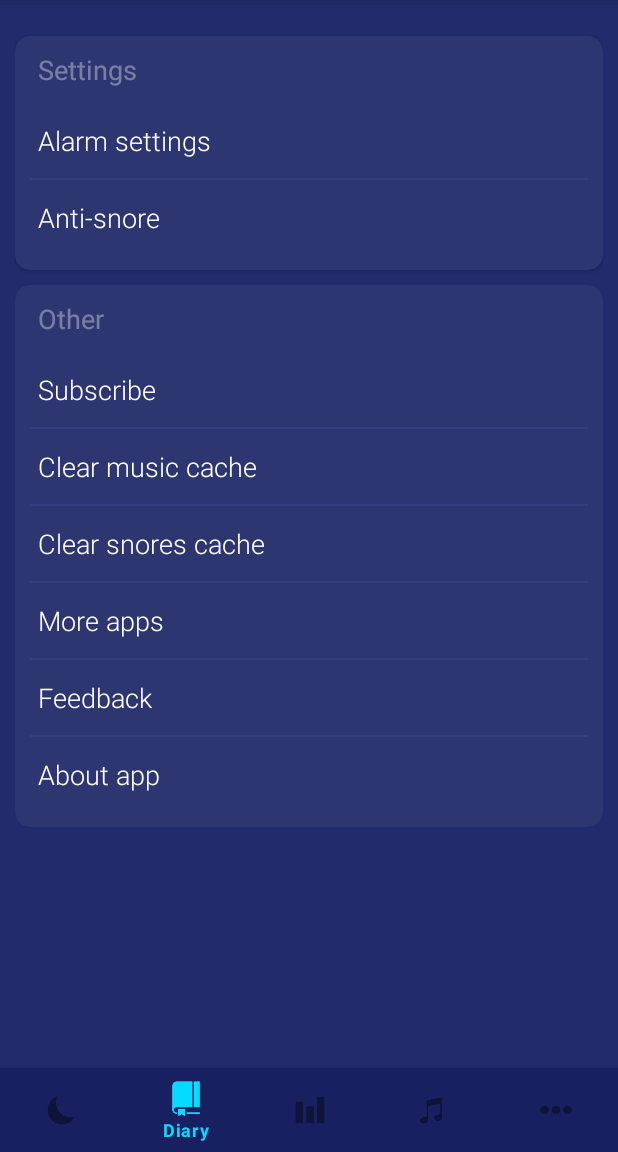
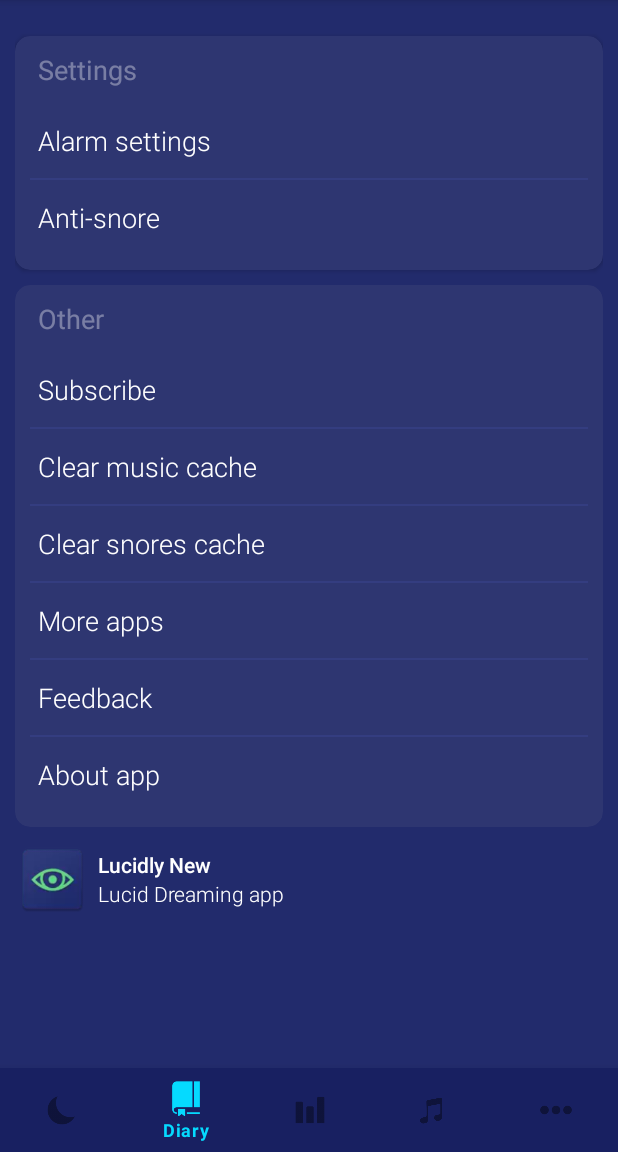
Before and after one commit to korvin432/Slimbo, an Android app: the fragment MoreFragment placed in its activity, item 2 of the bottom bar chosen, on a phone screen of 412 x 824 dp, the part 84-1236 px from its top. Run offline under Robolectric (Android 15) with nearby library versions, the phone set to English and light mode, and no system bars; our stand-ins replace navigation-ui; libraries missing offline, so code that uses them is left out: com.android.billingclient; 1 statement that could not run was skipped.

Commit message:
added ads

```diff
--- a/app/src/main/AndroidManifest.xml
+++ b/app/src/main/AndroidManifest.xml
@@ -20,6 +20,11 @@
         android:largeHeap="true"
         android:supportsRtl="true"
         android:theme="@style/AppTheme">
+
+        <meta-data
+            android:name="com.google.android.gms.ads.APPLICATION_ID"
+            android:value="ca-app-pub-2203627564530242~1286027283"/>
+
         <activity android:name=".ui.onboarding.OnboardingActivity"/>
         <activity android:name=".ui.subs.SubscribeActivity" android:screenOrientation="portrait" />
         <activity
--- a/app/src/main/java/com/mindyapps/asleep/MainActivity.kt
+++ b/app/src/main/java/com/mindyapps/asleep/MainActivity.kt
@@ -54,7 +54,9 @@ class MainActivity : AppCompatActivity(), SkuDetailsResponseListener {
             setupBottomNavigationBar()
         }
         if (sleepingStore.isWorking) {
-            startActivity(Intent(this, SleepingActivity::class.java))
+            val intent = Intent(this, SleepingActivity::class.java)
+            intent.putExtra("isSubscribed", subscribed)
+            startActivity(intent)
         }
 
         if (intent.getParcelableExtra<Recording>("recording") != null) {
--- a/app/src/main/res/layout/fragment_more.xml
+++ b/app/src/main/res/layout/fragment_more.xml
@@ -2,66 +2,66 @@
 <androidx.core.widget.NestedScrollView xmlns:android="http://schemas.android.com/apk/res/android"
     xmlns:app="http://schemas.android.com/apk/res-auto"
     xmlns:tools="http://schemas.android.com/tools"
-    android:background="@color/activity_bg"
     android:layout_width="match_parent"
     android:layout_height="match_parent"
+    android:background="@color/activity_bg"
     tools:context=".ui.more.MoreFragment">
 
     <LinearLayout
         android:layout_width="match_parent"
         android:layout_height="match_parent"
-        android:padding="10dp"
-        android:orientation="vertical">
+        android:orientation="vertical"
+        android:padding="10dp">
 
 
         <androidx.cardview.widget.CardView
             android:layout_width="match_parent"
             android:layout_height="wrap_content"
+            android:layout_marginTop="70dp"
             app:cardBackgroundColor="@color/card_bg"
-        android:layout_marginTop="70dp"
             app:cardCornerRadius="10dp">
 
             <LinearLayout
                 android:layout_width="match_parent"
+                android:layout_height="wrap_content"
                 android:orientation="vertical"
-            android:padding="10dp"
-            android:layout_height="wrap_content">
+                android:padding="10dp">
 
                 <TextView
                     android:layout_width="match_parent"
                     android:layout_height="wrap_content"
-                android:text="@string/settings"
                     android:layout_marginStart="5dp"
                     android:layout_marginBottom="10dp"
+                    android:text="@string/settings"
                     android:textColor="@color/colorLightHint"
-                android:textSize="18sp"/>
+                    android:textSize="18sp" />
 
                 <TextView
                     android:id="@+id/alarm_settings"
                     android:layout_width="match_parent"
                     android:layout_height="50dp"
+                    android:fontFamily="sans-serif-light"
+                    android:gravity="center_vertical"
                     android:padding="5dp"
-                android:gravity="center_vertical"
-                android:textSize="18sp"
-                android:fontFamily="sans-serif-light"
+                    android:text="@string/alarm_settings"
                     android:textColor="@color/colorWhiteText"
-                android:text="@string/alarm_settings" />
+                    android:textSize="18sp" />
 
                 <View
                     android:layout_width="match_parent"
                     android:layout_height="1dp"
-                android:background="@color/card_divider"/>
+                    android:background="@color/card_divider" />
 
                 <TextView
                     android:id="@+id/anti_snore"
                     android:layout_width="match_parent"
                     android:layout_height="50dp"
+                    android:fontFamily="sans-serif-light"
+                    android:gravity="center_vertical"
                     android:padding="5dp"
-                android:gravity="center_vertical"
-                android:textSize="18sp"
-                android:fontFamily="sans-serif-light"
+                    android:text="@string/anti_snore"
                     android:textColor="@color/colorWhiteText"
-                android:text="@string/anti_snore" />
+                    android:textSize="18sp" />
 
             </LinearLayout>
 
@@ -70,120 +70,172 @@
         <androidx.cardview.widget.CardView
             android:layout_width="match_parent"
             android:layout_height="wrap_content"
+            android:layout_marginTop="10dp"
             app:cardBackgroundColor="@color/card_bg"
-        android:layout_marginTop="10dp"
             app:cardCornerRadius="10dp">
 
             <LinearLayout
                 android:layout_width="match_parent"
+                android:layout_height="wrap_content"
                 android:orientation="vertical"
-            android:padding="10dp"
-            android:layout_height="wrap_content">
+                android:padding="10dp">
 
                 <TextView
                     android:layout_width="match_parent"
                     android:layout_height="wrap_content"
-                android:text="@string/other"
                     android:layout_marginStart="5dp"
                     android:layout_marginBottom="10dp"
+                    android:text="@string/other"
                     android:textColor="@color/colorLightHint"
-                android:textSize="18sp"/>
+                    android:textSize="18sp" />
 
                 <TextView
                     android:id="@+id/subscribe"
                     android:layout_width="match_parent"
                     android:layout_height="50dp"
+                    android:fontFamily="sans-serif-light"
+                    android:gravity="center_vertical"
                     android:padding="5dp"
-                android:gravity="center_vertical"
-                android:textSize="18sp"
-                android:fontFamily="sans-serif-light"
+                    android:text="@string/subscribe"
                     android:textColor="@color/colorWhiteText"
-                android:text="@string/subscribe" />
+                    android:textSize="18sp" />
 
                 <View
                     android:layout_width="match_parent"
                     android:layout_height="1dp"
-                android:background="@color/card_divider"/>
+                    android:background="@color/card_divider" />
 
                 <TextView
                     android:id="@+id/music_cache"
                     android:layout_width="match_parent"
                     android:layout_height="50dp"
+                    android:fontFamily="sans-serif-light"
+                    android:gravity="center_vertical"
                     android:padding="5dp"
-                android:gravity="center_vertical"
-                android:textSize="18sp"
-                android:fontFamily="sans-serif-light"
+                    android:text="@string/clear_music"
                     android:textColor="@color/colorWhiteText"
-                android:text="@string/clear_music" />
+                    android:textSize="18sp" />
 
                 <View
                     android:layout_width="match_parent"
                     android:layout_height="1dp"
-                android:background="@color/card_divider"/>
+                    android:background="@color/card_divider" />
 
                 <TextView
                     android:id="@+id/snore_cache"
                     android:layout_width="match_parent"
                     android:layout_height="50dp"
+                    android:fontFamily="sans-serif-light"
+                    android:gravity="center_vertical"
                     android:padding="5dp"
-                android:gravity="center_vertical"
-                android:textSize="18sp"
-                android:fontFamily="sans-serif-light"
+                    android:text="@string/clear_snores"
                     android:textColor="@color/colorWhiteText"
-                android:text="@string/clear_snores" />
+                    android:textSize="18sp" />
 
                 <View
                     android:layout_width="match_parent"
                     android:layout_height="1dp"
-                android:background="@color/card_divider"/>
+                    android:background="@color/card_divider" />
 
                 <TextView
                     android:id="@+id/more_apps"
                     android:layout_width="match_parent"
                     android:layout_height="50dp"
+                    android:fontFamily="sans-serif-light"
+                    android:gravity="center_vertical"
                     android:padding="5dp"
-                android:gravity="center_vertical"
-                android:textSize="18sp"
-                android:fontFamily="sans-serif-light"
+                    android:text="@string/more_apps"
                     android:textColor="@color/colorWhiteText"
-                android:text="@string/more_apps" />
+                    android:textSize="18sp" />
 
                 <View
                     android:layout_width="match_parent"
                     android:layout_height="1dp"
-                android:background="@color/card_divider"/>
+                    android:background="@color/card_divider" />
 
                 <TextView
                     android:id="@+id/feedback"
                     android:layout_width="match_parent"
                     android:layout_height="50dp"
+                    android:fontFamily="sans-serif-light"
+                    android:gravity="center_vertical"
                     android:padding="5dp"
-                android:gravity="center_vertical"
-                android:textSize="18sp"
-                android:fontFamily="sans-serif-light"
+                    android:text="@string/feedback"
                     android:textColor="@color/colorWhiteText"
-                android:text="@string/feedback" />
+                    android:textSize="18sp" />
 
                 <View
                     android:layout_width="match_parent"
                     android:layout_height="1dp"
-                android:background="@color/card_divider"/>
+                    android:background="@color/card_divider" />
 
                 <TextView
                     android:id="@+id/about"
                     android:layout_width="match_parent"
                     android:layout_height="50dp"
+                    android:fontFamily="sans-serif-light"
+                    android:gravity="center_vertical"
                     android:padding="5dp"
-                android:gravity="center_vertical"
-                android:textSize="18sp"
-                android:fontFamily="sans-serif-light"
+                    android:text="@string/about_app"
                     android:textColor="@color/colorWhiteText"
-                android:text="@string/about_app" />
+                    android:textSize="18sp" />
 
             </LinearLayout>
 
         </androidx.cardview.widget.CardView>
 
+        <LinearLayout
+            android:layout_width="match_parent"
+            android:layout_height="wrap_content"
+            android:layout_marginTop="10dp"
+            android:orientation="vertical">
+
+            <RelativeLayout
+                android:id="@+id/lucidly_new"
+                android:layout_width="match_parent"
+                android:layout_height="wrap_content">
+
+                <ImageView
+                    android:id="@+id/lucidly_new_image"
+                    android:layout_width="50dp"
+                    android:layout_height="50dp"
+                    android:layout_alignParentStart="true"
+                    android:layout_centerVertical="true"
+                    android:src="@drawable/ic_luc_new" />
+
+                <LinearLayout
+                    android:layout_width="match_parent"
+                    android:layout_height="wrap_content"
+                    android:layout_centerVertical="true"
+                    android:layout_marginStart="5dp"
+                    android:layout_toEndOf="@id/lucidly_new_image"
+                    android:orientation="vertical">
+
+                    <TextView
+                        android:id="@+id/lucidly_new_tv"
+                        android:layout_width="match_parent"
+                        android:layout_height="wrap_content"
+                        android:fontFamily="sans-serif-light"
+                        android:gravity="center_vertical"
+                        android:text="Lucidly New"
+                        android:textColor="@color/colorWhiteText"
+                        android:textStyle="bold" />
+
+                    <TextView
+                        android:id="@+id/lucidly_new_descr"
+                        android:layout_width="match_parent"
+                        android:layout_height="wrap_content"
+                        android:fontFamily="sans-serif-light"
+                        android:gravity="center_vertical"
+                        android:text="@string/lucid_dreaming_app"
+                        android:textColor="@color/colorWhiteText" />
+                </LinearLayout>
+
+
+            </RelativeLayout>
+
+        </LinearLayout>
+
     </LinearLayout>
 
 </androidx.core.widget.NestedScrollView>
--- a/app/src/main/res/values/strings.xml
+++ b/app/src/main/res/values/strings.xml
@@ -148,6 +148,7 @@
     <string name="alarm">Alarm clock</string>
     <string name="wake_up_alarm">Wake up!</string>
     <string name="charge_tip">Your device must be connected to charging so that the system does not stop the app.</string>
+    <string name="lucid_dreaming_app">Lucid Dreaming app</string>
 
     <string-array name="repeat_minutes">
         <item>Never</item>
--- a/build.gradle
+++ b/build.gradle
@@ -10,7 +10,7 @@ buildscript {
     dependencies {
         classpath 'com.android.tools.build:gradle:3.6.1'
         classpath "org.jetbrains.kotlin:kotlin-gradle-plugin:$kotlin_version"
-        classpath 'com.google.gms:google-services:4.3.3'
+        classpath 'com.google.gms:google-services:4.3.5'
         // NOTE: Do not place your application dependencies here; they belong
         // in the individual module build.gradle files
     }
--- a/settings.gradle
+++ b/settings.gradle
@@ -1,2 +1,3 @@
+include ':nativetemplates'
 rootProject.name='Slimbo'
 include ':app'
```
Also changed, not shown: app/build.gradle (+9 -5 lines), app/src/main/java/com/mindyapps/asleep/ui/more/MoreFragment.kt (+8 -1 lines), app/src/main/java/com/mindyapps/asleep/ui/relax/RelaxFragment.kt (+24 -0 lines), app/src/main/java/com/mindyapps/asleep/ui/sleeping/SleepingActivity.kt (+12 -0 lines), app/src/main/res/layout/activity_sleeping.xml (+12 -1 lines), app/src/main/res/layout/fragment_relax.xml (+8 -0 lines), app/src/main/res/drawable/ic_luc_new.webp (added), 3 other files. Lines whose indentation alone changed are shown as unchanged.
